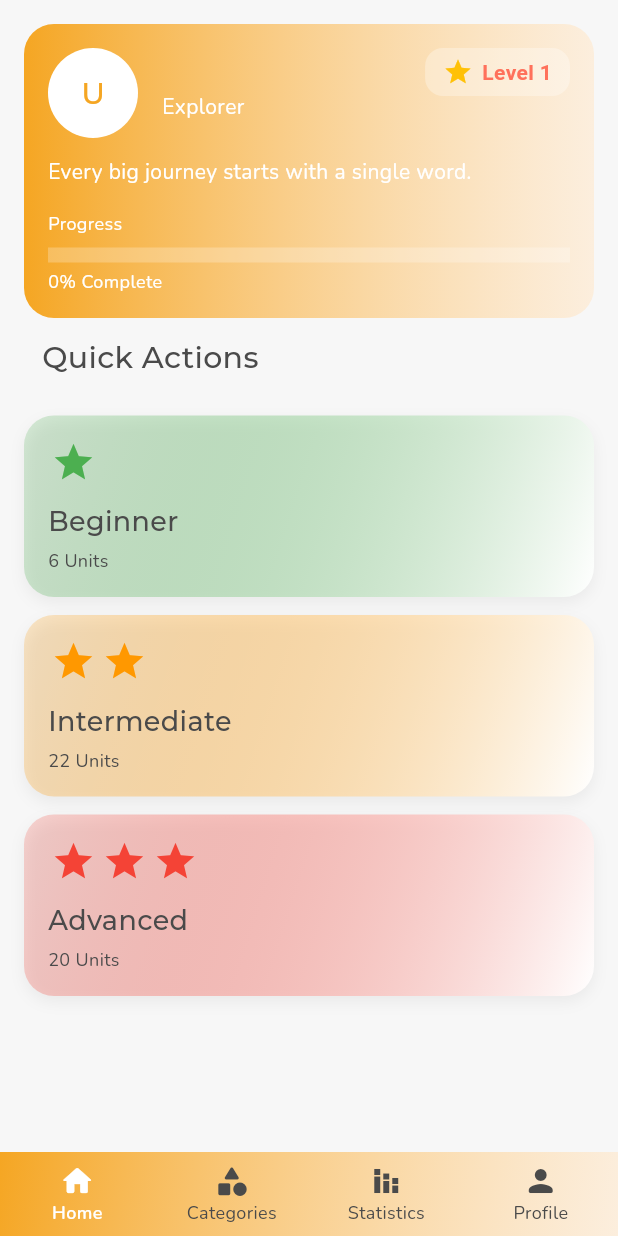
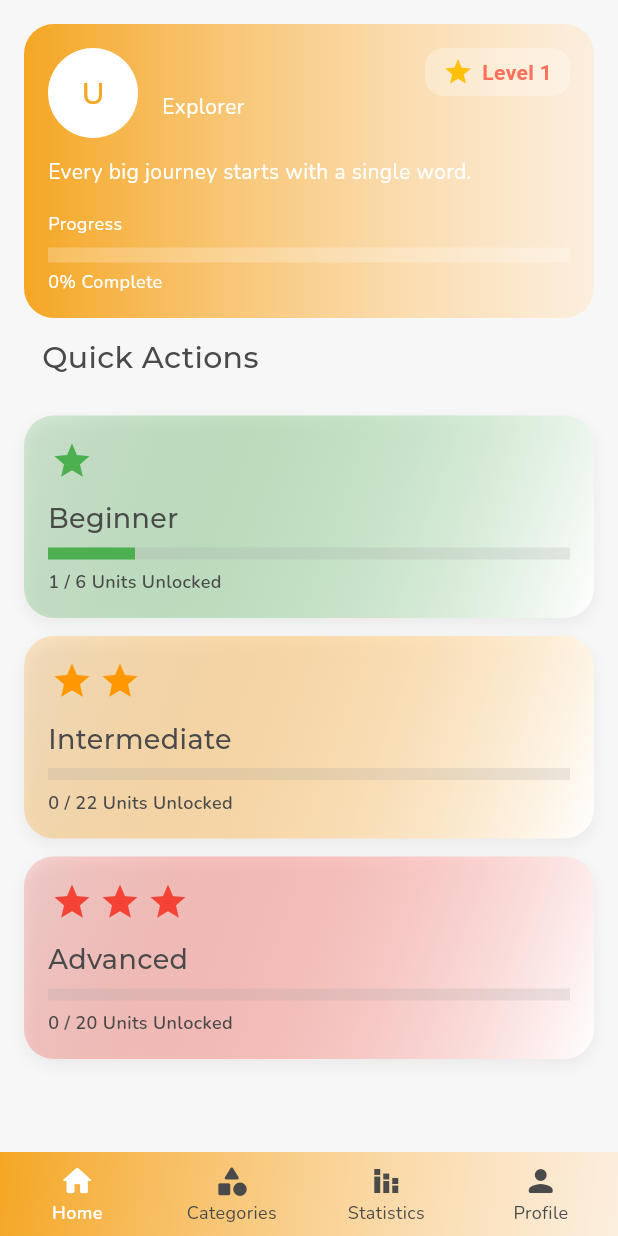
Before and after one commit to selinguz/prepWords, a Flutter app: the HomePage screen opened by its route, on a phone screen of 412 x 824 dp. Run offline on Flutter 3.47's test engine with Material 3 defaults, Android fonts, the phone set to English and light mode, and no system bars; our stand-ins replace cloud_firestore, firebase_auth, firebase_core, shared_preferences; missing offline and left inert: flutter_flip_card; accounts and stored records are empty.

Commit message:
anasayfadaki level kartları düzenlendi, kilidi açılmış sayılar görünüyor

```diff
--- a/lib/pages/home_page.dart
+++ b/lib/pages/home_page.dart
@@ -22,6 +22,10 @@ class _HomePageState extends State<HomePage> {
   int _knownWords = 0;
   final int _totalWords = 960;
 
+  int beginnerUnlocked = 0;
+  int intermediateUnlocked = 0;
+  int advancedUnlocked = 0;
+
   Future<void> _loadProgress() async {
     final prefs = await SharedPreferences.getInstance();
 
@@ -37,6 +41,38 @@ class _HomePageState extends State<HomePage> {
 
     setState(() {
       _knownWords = count;
+    });
+
+    int beginner = 0;
+    int intermediate = 0;
+    int advanced = 0;
+
+    // Beginner → 1–6
+    for (int i = 1; i <= 6; i++) {
+      if (i == 1 || prefs.getBool('unit_${i}_unlocked') == true) {
+        beginner++;
+      }
+    }
+
+    // Intermediate → 7–28 (22 unit)
+    for (int i = 7; i <= 28; i++) {
+      if (prefs.getBool('unit_${i}_unlocked') == true) {
+        intermediate++;
+      }
+    }
+
+    // Advanced → 29–48 (20 unit)
+    for (int i = 29; i <= 48; i++) {
+      if (prefs.getBool('unit_${i}_unlocked') == true) {
+        advanced++;
+      }
+    }
+
+    setState(() {
+      _knownWords = count;
+      beginnerUnlocked = beginner;
+      intermediateUnlocked = intermediate;
+      advancedUnlocked = advanced;
     });
   }
 
@@ -278,20 +314,33 @@ class _HomePageState extends State<HomePage> {
                   SizedBox(
                     width: MediaQuery.of(context).size.width,
                     child: _levelCard(
-                        'Beginner', '6 Units', Icons.star, Colors.green, () {
+                      'Beginner',
+                      6, // toplam unit
+                      beginnerUnlocked, // açılan unit sayısı (state’ten geliyor)
+                      Icons.star,
+                      Colors.green,
+                      () {
                         Navigator.push(
                           context,
                           MaterialPageRoute(
                             builder: (_) => LevelsPage(
-                              level: 1, levelName: 'Beginner', unitCount: 6),
+                              level: 1,
+                              levelName: 'Beginner',
+                              unitCount: 10,
                             ),
-                      );
-                    }),
+                          ),
+                        ).then((_) => _loadProgress());
+                      },
+                    ),
                   ),
                   SizedBox(
                     width: MediaQuery.of(context).size.width,
                     child: _levelCard(
-                        'Intermediate', '22 Units', Icons.star, Colors.orange,
+                      'Intermediate',
+                      22, // toplam unit
+                      intermediateUnlocked,
+                      Icons.star,
+                      Colors.orange,
                       () {
                         Navigator.push(
                           context,
@@ -299,23 +348,34 @@ class _HomePageState extends State<HomePage> {
                             builder: (_) => LevelsPage(
                               level: 2,
                               levelName: 'Intermediate',
-                              unitCount: 22),
+                              unitCount: 22,
                             ),
-                      );
-                    }),
+                          ),
+                        ).then((_) => _loadProgress());
+                      },
+                    ),
                   ),
                   SizedBox(
                     width: MediaQuery.of(context).size.width,
                     child: _levelCard(
-                        'Advanced', '20 Units', Icons.star, Colors.red, () {
+                      'Advanced',
+                      20, // toplam unit
+                      advancedUnlocked,
+                      Icons.star,
+                      Colors.red,
+                      () {
                         Navigator.push(
                           context,
                           MaterialPageRoute(
                             builder: (_) => LevelsPage(
-                              level: 3, levelName: 'Advanced', unitCount: 20),
+                              level: 3,
+                              levelName: 'Advanced',
+                              unitCount: 20,
                             ),
-                      );
-                    }),
+                          ),
+                        ).then((_) => _loadProgress());
+                      },
+                    ),
                   ),
                 ],
               ),
@@ -337,13 +397,20 @@ class _HomePageState extends State<HomePage> {
     }
   }
 
-  Widget _levelCard(String title, String subtitle, IconData icon, Color color,
-      VoidCallback onTap) {
+  Widget _levelCard(
+    String title,
+    int totalUnits,
+    int unlockedUnits,
+    IconData icon,
+    Color color,
+    VoidCallback onTap,
+  ) {
+    final double progress = totalUnits > 0 ? unlockedUnits / totalUnits : 0.0;
+
     return GestureDetector(
       onTap: onTap,
       child: Container(
-        width: MediaQuery.sizeOf(context)
-            .width, // sabit genişlik, ekran dışına taşmasın
+        width: MediaQuery.sizeOf(context).width,
         padding: EdgeInsets.all(16),
         decoration: BoxDecoration(
           gradient: LinearGradient(
@@ -363,6 +430,7 @@ class _HomePageState extends State<HomePage> {
         child: Column(
           crossAxisAlignment: CrossAxisAlignment.start,
           children: [
+            // ⭐ mevcut yıldız ikonları korunuyor
             Row(
               mainAxisAlignment: MainAxisAlignment.start,
               children: List.generate(
@@ -373,18 +441,36 @@ class _HomePageState extends State<HomePage> {
                         : 3,
                 (index) => Padding(
                   padding: const EdgeInsets.symmetric(horizontal: 2),
-                  child: Icon(
-                    icon,
-                    color: color,
-                    size: 30,
-                  ),
+                  child: Icon(icon, color: color, size: 28),
                 ),
               ),
             ),
             SizedBox(height: 12),
+
+            // Başlık
             Text(title, style: headingMedium.copyWith(fontSize: 18)),
-            SizedBox(height: 4),
-            Text(subtitle, style: bodySmall),
+            SizedBox(height: 6),
+
+            // 🔹 Progress bar + metin (renkler değiştirilmedi)
+            Column(
+              crossAxisAlignment: CrossAxisAlignment.start,
+              children: [
+                LinearProgressIndicator(
+                  value: progress,
+                  minHeight: 8,
+                  backgroundColor: Colors.grey.withValues(alpha: 0.2),
+                  color: color,
+                ),
+                SizedBox(height: 6),
+                Text(
+                  "$unlockedUnits / $totalUnits Units Unlocked",
+                  style: bodySmall.copyWith(
+                    fontWeight: FontWeight.w600,
+                    color: textGreyColor,
+                  ),
+                ),
+              ],
+            ),
           ],
         ),
       ),
```
Also changed, not shown: lib/pages/statistics_content.dart (+50 -15 lines), lib/pages/words_page.dart (+32 -26 lines), lib/services/unit_storage.dart (deleted, +0 -20 lines). Lines whose indentation alone changed are shown as unchanged.
